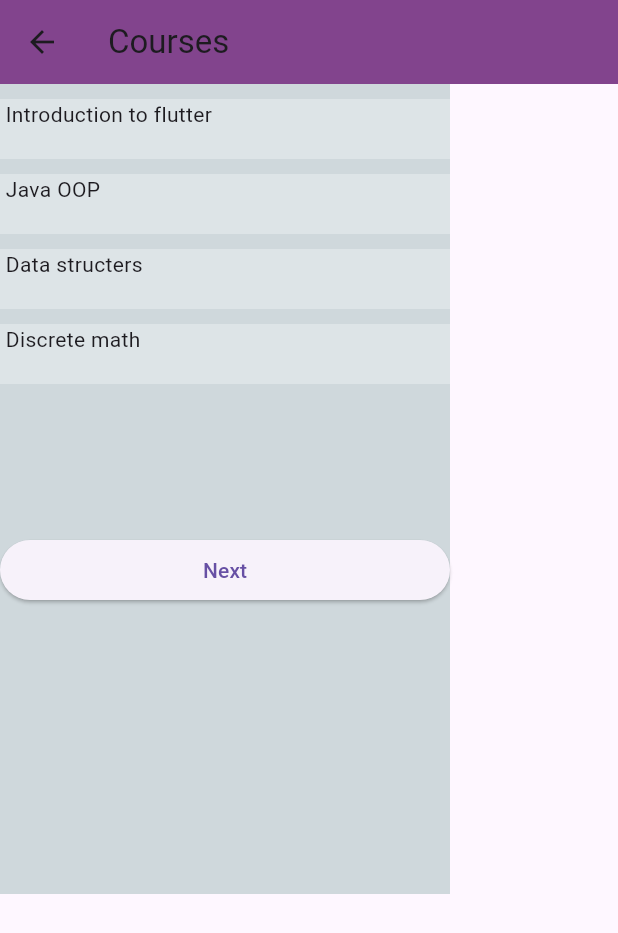
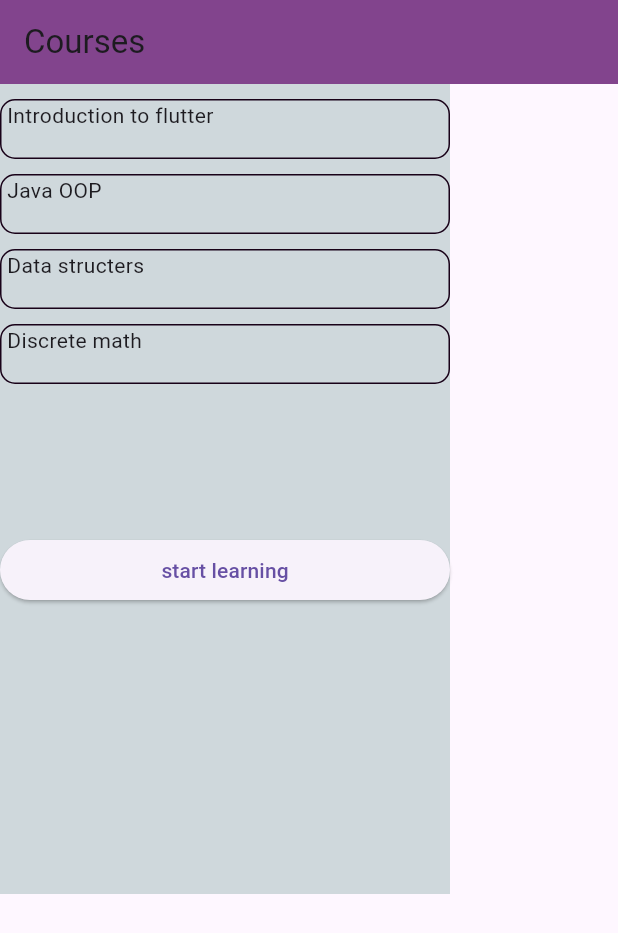
Before and after one commit to NorahMT/HW3_flutter, a Flutter app: the HomePage screen opened directly, on a phone screen of 412 x 824 dp. Shown: the top 933 px of the screen. Run offline on Flutter 3.47's test engine with Material 3 defaults, Android fonts, the phone set to English and light mode, and no system bars.

Commit message:
day 5 adding page 2

```diff
--- a/lib/main.dart
+++ b/lib/main.dart
@@ -12,7 +12,7 @@ class MainApp extends StatelessWidget {
   @override
   Widget build(BuildContext context) { //Dart= int,double,.... || Flutter= Widget (to see in run app) || context = سياق الصفحة
     return const MaterialApp(//بيت عظم stand
-      home: CoursesPage() //Scaffold: canvs to draw (pages), home: page to start from
+      home: HomePage() //Scaffold: canvs to draw (pages), home: page to start from
     );
   }
 }
--- a/lib/pages/home_page.dart
+++ b/lib/pages/home_page.dart
@@ -1,65 +1,80 @@
+import 'package:day4_flutter/pages/courses_page.dart';
 import 'package:flutter/material.dart'; //stl
 
 class HomePage extends StatelessWidget {
   const HomePage({super.key});
 
   @override
-  Widget build(BuildContext context){
+  Widget build(BuildContext context) {
     return Scaffold(
         appBar: AppBar(
           title: const Text("Courses"),
-      backgroundColor: Color.fromARGB(255, 130, 68, 141),),
-
-         body:
-         Container(
+          backgroundColor: Color.fromARGB(255, 130, 68, 141),
+        ),
+        body: Container(
           height: 540,
           width: 300,
           color: Colors.blueGrey.shade100,
           child: ListView(
             children: [
               Container(height: 10),
+
               Container(
                 height: 40,
                 width: 300,
-                  color: Colors.white30,
+                decoration: BoxDecoration(
+                    border:
+                        Border.all(color: const Color.fromARGB(255, 24, 1, 24)),
+                    borderRadius: BorderRadius.all(Radius.circular(10))),
                 child: const Text(" Introduction to flutter"),
               ),
               Container(height: 10),
               Container(
                 height: 40,
                 width: 300,
-                  color: Colors.white30,
+                decoration: BoxDecoration(
+                    border:
+                        Border.all(color: const Color.fromARGB(255, 24, 1, 24)),
+                    borderRadius: BorderRadius.all(Radius.circular(10))),
                 child: const Text(" Java OOP"),
               ),
               Container(height: 10),
               Container(
                 height: 40,
                 width: 300,
-                  color: Colors.white30,
-                  child: const Text(" Data structers"),),
+                decoration: BoxDecoration(
+                    border:
+                        Border.all(color: const Color.fromARGB(255, 24, 1, 24)),
+                    borderRadius: BorderRadius.all(Radius.circular(10))),
+                child: const Text(" Data structers"),
+              ),
               Container(height: 10),
               Container(
                 height: 40,
                 width: 300,
-                  color: Colors.white30,
-                  child: const Text(" Discrete math"),),
+                decoration: BoxDecoration(
+                    border:
+                        Border.all(color: const Color.fromARGB(255, 24, 1, 24)),
+                    borderRadius: BorderRadius.all(Radius.circular(10))),
+                child: const Text(" Discrete math"),
+              ),
               Container(
                 height: 100,
                 width: 300,
                 color: Colors.blueGrey.shade100,
-
               ),
-                 ElevatedButton(onPressed: (){print("hello");}, child: const Text("Next"))
-
-
-
-
+              ElevatedButton(
+                  onPressed: () {
+                    Navigator.push(
+                        context,
+                        MaterialPageRoute(
+                          builder: (context) => const CoursesPage(),
+                        ));
+                  },
+                  child: const Text("start learning")),
             ],
           ),
-          )
-      );
-  ;// add Scaffold (our canvas)
-
-
+        ));
+    ; // add Scaffold (our canvas)
   }
 }
```
Also changed, not shown: lib/pages/courses_page.dart (+9 -20 lines). Lines whose indentation alone changed are shown as unchanged.
